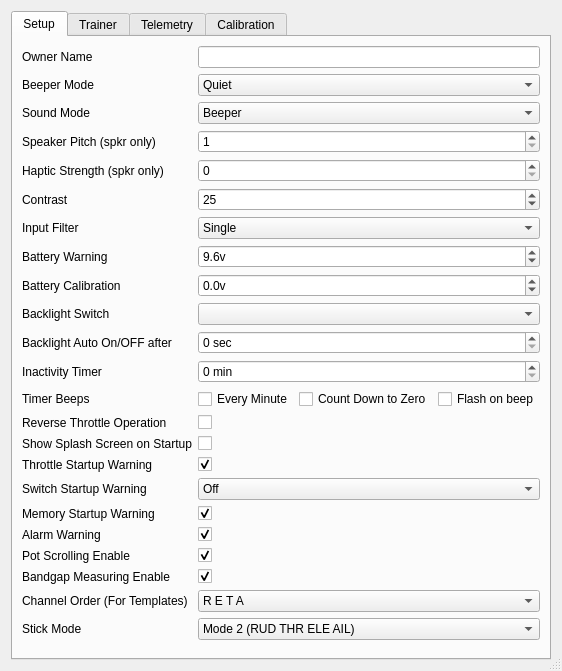
First picture: the form in src/generaledit.ui, repository roberto1903/companion9x, before the edit.
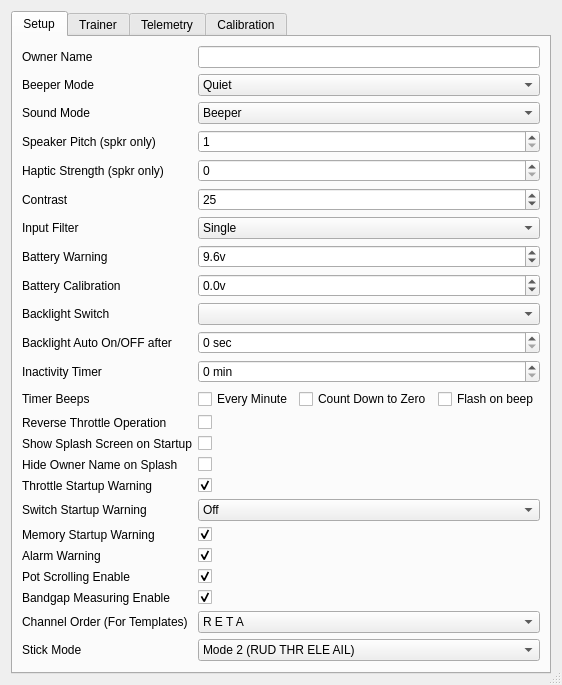
Second picture: the form after the edit. Icons and pictures are not drawn.

Commit message: Support for hideOwnerName on splash for the latest er9x versions.

```diff
--- a/src/generaledit.ui
+++ b/src/generaledit.ui
@@ -7,7 +7,7 @@
     <x>0</x>
     <y>0</y>
     <width>539</width>
-    <height>671</height>
+    <height>672</height>
    </rect>
   </property>
   <property name="windowTitle">
@@ -41,6 +41,13 @@
        <string>Setup</string>
       </attribute>
       <layout class="QGridLayout" name="gridLayout">
+       <item row="18" column="0">
+        <widget class="QLabel" name="label_11">
+         <property name="text">
+          <string>Memory Startup Warning</string>
+         </property>
+        </widget>
+       </item>
        <item row="0" column="0">
         <widget class="QLabel" name="label_ownerName">
          <property name="toolTip">
@@ -293,11 +300,23 @@
          </property>
         </widget>
        </item>
-       <item row="17" column="0">
-        <widget class="QLabel" name="label_11">
-         <property name="text">
-          <string>Memory Startup Warning</string>
-         </property>
+       <item row="17" column="1">
+        <widget class="QComboBox" name="swtchWarnCB">
+         <item>
+          <property name="text">
+           <string>Off</string>
+          </property>
+         </item>
+         <item>
+          <property name="text">
+           <string>Switches Up</string>
+          </property>
+         </item>
+         <item>
+          <property name="text">
+           <string>Switches Down</string>
+          </property>
+         </item>
         </widget>
        </item>
        <item row="8" column="0">
@@ -508,14 +527,14 @@
          </property>
         </widget>
        </item>
-       <item row="15" column="0">
+       <item row="16" column="0">
         <widget class="QLabel" name="label_9">
          <property name="text">
           <string>Throttle Startup Warning</string>
          </property>
         </widget>
        </item>
-       <item row="15" column="1">
+       <item row="16" column="1">
         <widget class="QCheckBox" name="thrwarnChkB">
          <property name="whatsThis">
           <string>&lt;!DOCTYPE HTML PUBLIC &quot;-//W3C//DTD HTML 4.0//EN&quot; &quot;http://www.w3.org/TR/REC-html40/strict.dtd&quot;&gt;
@@ -541,33 +560,14 @@
          </property>
         </widget>
        </item>
-       <item row="16" column="0">
+       <item row="17" column="0">
         <widget class="QLabel" name="label_10">
          <property name="text">
           <string>Switch Startup Warning</string>
          </property>
         </widget>
        </item>
-       <item row="16" column="1">
-        <widget class="QComboBox" name="swtchWarnCB">
-         <item>
-          <property name="text">
-           <string>Off</string>
-          </property>
-         </item>
-         <item>
-          <property name="text">
-           <string>Switches Up</string>
-          </property>
-         </item>
-         <item>
-          <property name="text">
-           <string>Switches Down</string>
-          </property>
-         </item>
-        </widget>
-       </item>
-       <item row="17" column="1">
+       <item row="18" column="1">
         <widget class="QCheckBox" name="memwarnChkB">
          <property name="whatsThis">
           <string>&lt;!DOCTYPE HTML PUBLIC &quot;-//W3C//DTD HTML 4.0//EN&quot; &quot;http://www.w3.org/TR/REC-html40/strict.dtd&quot;&gt;
@@ -590,14 +590,14 @@
          </property>
         </widget>
        </item>
-       <item row="18" column="0">
+       <item row="19" column="0">
         <widget class="QLabel" name="label_27">
          <property name="text">
           <string>Alarm Warning</string>
          </property>
         </widget>
        </item>
-       <item row="18" column="1">
+       <item row="19" column="1">
         <widget class="QCheckBox" name="alarmwarnChkB">
          <property name="whatsThis">
           <string>&lt;!DOCTYPE HTML PUBLIC &quot;-//W3C//DTD HTML 4.0//EN&quot; &quot;http://www.w3.org/TR/REC-html40/strict.dtd&quot;&gt;
@@ -620,14 +620,14 @@
          </property>
         </widget>
        </item>
-       <item row="19" column="0">
+       <item row="20" column="0">
         <widget class="QLabel" name="label_PotScrollEnable">
          <property name="text">
           <string>Pot Scrolling Enable</string>
          </property>
         </widget>
        </item>
-       <item row="19" column="1">
+       <item row="20" column="1">
         <widget class="QCheckBox" name="PotScrollEnableChkB">
          <property name="whatsThis">
           <string>&lt;!DOCTYPE HTML PUBLIC &quot;-//W3C//DTD HTML 4.0//EN&quot; &quot;http://www.w3.org/TR/REC-html40/strict.dtd&quot;&gt;
@@ -650,14 +650,14 @@
          </property>
         </widget>
        </item>
-       <item row="20" column="0">
+       <item row="21" column="0">
         <widget class="QLabel" name="label_BandGapEnable">
          <property name="text">
           <string>Bandgap Measuring Enable</string>
          </property>
         </widget>
        </item>
-       <item row="20" column="1">
+       <item row="21" column="1">
         <widget class="QCheckBox" name="BandGapEnableChkB">
          <property name="whatsThis">
           <string>&lt;!DOCTYPE HTML PUBLIC &quot;-//W3C//DTD HTML 4.0//EN&quot; &quot;http://www.w3.org/TR/REC-html40/strict.dtd&quot;&gt;
@@ -680,14 +680,14 @@
          </property>
         </widget>
        </item>
-       <item row="21" column="0">
+       <item row="22" column="0">
         <widget class="QLabel" name="label_13">
          <property name="text">
           <string>Channel Order (For Templates)</string>
          </property>
         </widget>
        </item>
-       <item row="21" column="1">
+       <item row="22" column="1">
         <widget class="QComboBox" name="channelorderCB">
          <property name="toolTip">
           <string/>
@@ -825,14 +825,14 @@
          </item>
         </widget>
        </item>
-       <item row="22" column="0">
+       <item row="23" column="0">
         <widget class="QLabel" name="label_14">
          <property name="text">
           <string>Stick Mode</string>
          </property>
         </widget>
        </item>
-       <item row="22" column="1">
+       <item row="23" column="1">
         <widget class="QComboBox" name="stickmodeCB">
          <property name="toolTip">
           <string/>
@@ -886,7 +886,7 @@
          </item>
         </widget>
        </item>
-       <item row="23" column="1">
+       <item row="24" column="1">
         <spacer name="verticalSpacer_2">
          <property name="orientation">
           <enum>Qt::Vertical</enum>
@@ -899,6 +899,20 @@
          </property>
         </spacer>
        </item>
+       <item row="15" column="0">
+        <widget class="QLabel" name="label_hideOwnerName">
+         <property name="text">
+          <string>Hide Owner Name on Splash</string>
+         </property>
+        </widget>
+       </item>
+       <item row="15" column="1">
+        <widget class="QCheckBox" name="hideNameOnSplashChkB">
+         <property name="text">
+          <string/>
+         </property>
+        </widget>
+       </item>
       </layout>
      </widget>
      <widget class="QWidget" name="tabTrainer">
```
The commit also changes 4 other files.
